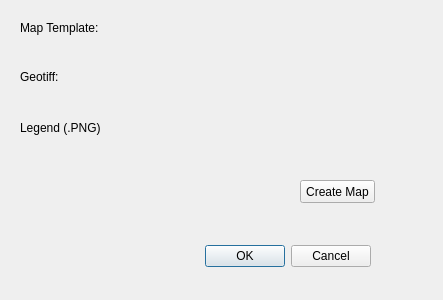
Qt form geophysics_mapping_dialog_base.ui (igormacedorrn/geophysics_mapping) before a commit.
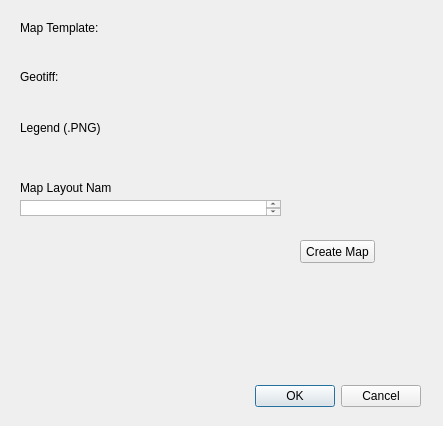
The same form after that commit. Custom widgets are drawn as their Qt base class.

Commit message: Applied more raster and map functionalities

Diff of the .ui file:
```diff
--- a/geophysics_mapping_dialog_base.ui
+++ b/geophysics_mapping_dialog_base.ui
@@ -7,7 +7,7 @@
     <x>0</x>
     <y>0</y>
     <width>443</width>
-    <height>300</height>
+    <height>426</height>
    </rect>
   </property>
   <property name="windowTitle">
@@ -16,8 +16,8 @@
   <widget class="QDialogButtonBox" name="button_box">
    <property name="geometry">
     <rect>
-     <x>30</x>
-     <y>240</y>
+     <x>80</x>
+     <y>380</y>
      <width>341</width>
      <height>32</height>
     </rect>
@@ -102,7 +102,7 @@
    <property name="geometry">
     <rect>
      <x>300</x>
-     <y>180</y>
+     <y>240</y>
      <width>75</width>
      <height>23</height>
     </rect>
@@ -111,6 +111,29 @@
     <string>Create Map</string>
    </property>
   </widget>
+  <widget class="QTextEdit" name="MapLayoutTextEdit">
+   <property name="geometry">
+    <rect>
+     <x>20</x>
+     <y>200</y>
+     <width>261</width>
+     <height>16</height>
+    </rect>
+   </property>
+  </widget>
+  <widget class="QLabel" name="label">
+   <property name="geometry">
+    <rect>
+     <x>20</x>
+     <y>180</y>
+     <width>91</width>
+     <height>16</height>
+    </rect>
+   </property>
+   <property name="text">
+    <string>Map Layout Name:</string>
+   </property>
+  </widget>
  </widget>
  <customwidgets>
   <customwidget>
```
The commit also changes 2 other files.
